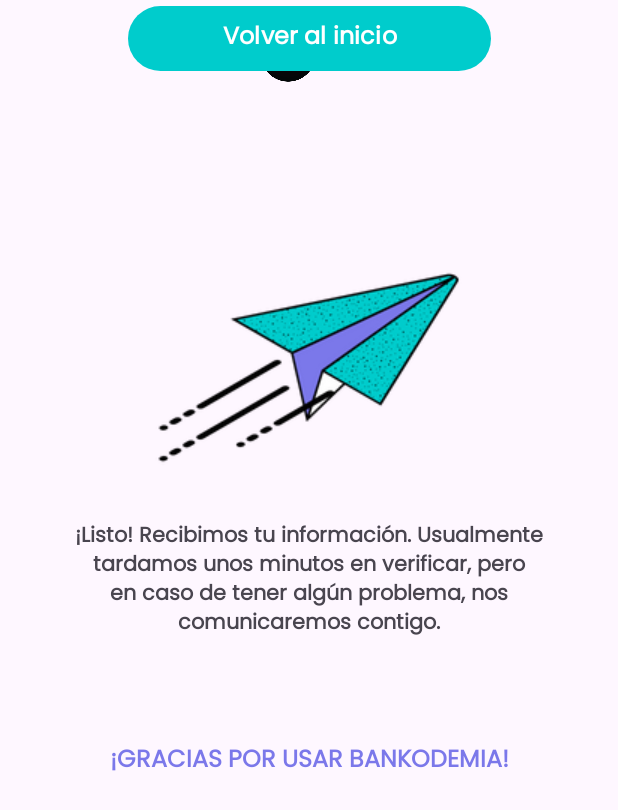
After one commit to OctavioCuevas/BanKodemia, an Android app: the layout confirmacion_datos_envio.xml on its own in the app's theme, with its tools: preview values and no code run, on a phone screen of 412 x 824 dp. The commit adds this screen. Shown: the top 810 px of the screen. Run offline under Robolectric (Android 15) with nearby library versions, the phone set to English and light mode, and no system bars.

Commit message:
Se realizo layout confirmar datos y enviando datos

```diff
--- /dev/null
+++ b/app/src/main/res/layout/confirmacion_datos_envio.xml
@@ -0,0 +1,68 @@
+<?xml version="1.0" encoding="utf-8"?>
+<androidx.constraintlayout.widget.ConstraintLayout xmlns:android="http://schemas.android.com/apk/res/android"
+    xmlns:app="http://schemas.android.com/apk/res-auto"
+    xmlns:tools="http://schemas.android.com/tools"
+    android:layout_width="match_parent"
+    android:layout_height="match_parent">
+
+    <ImageView
+        android:id="@+id/imageView2"
+        android:layout_width="70dp"
+        android:layout_height="40dp"
+        android:layout_marginTop="16dp"
+        app:layout_constraintEnd_toEndOf="parent"
+        app:layout_constraintStart_toStartOf="parent"
+        app:layout_constraintTop_toTopOf="parent"
+        app:srcCompat="@drawable/bk" />
+
+    <ImageView
+        android:id="@+id/imageView3"
+        android:layout_width="wrap_content"
+        android:layout_height="wrap_content"
+        android:layout_marginTop="108dp"
+        app:layout_constraintEnd_toEndOf="parent"
+        app:layout_constraintHorizontal_bias="0.497"
+        app:layout_constraintStart_toStartOf="parent"
+        app:layout_constraintTop_toBottomOf="@+id/imageView2"
+        app:srcCompat="@drawable/fly" />
+
+    <TextView
+        android:id="@+id/textView"
+        android:layout_width="333dp"
+        android:layout_height="92dp"
+        android:layout_marginTop="20dp"
+        android:fontFamily="@font/poppins"
+        android:text="@string/texto_confirmación"
+        android:textAlignment="center"
+        android:textStyle="bold"
+        app:layout_constraintEnd_toEndOf="parent"
+        app:layout_constraintStart_toStartOf="parent"
+        app:layout_constraintTop_toBottomOf="@+id/imageView3" />
+
+    <TextView
+        android:id="@+id/textView7"
+        android:layout_width="267dp"
+        android:layout_height="24dp"
+        android:layout_marginTop="56dp"
+        android:fontFamily="@font/poppins"
+        android:text="@string/gracias_por_usar_bankodemia"
+        android:textAlignment="center"
+        android:textColor="#7B78EA"
+        android:textSize="16sp"
+        android:textStyle="bold"
+        app:layout_constraintEnd_toEndOf="parent"
+        app:layout_constraintStart_toStartOf="parent"
+        app:layout_constraintTop_toBottomOf="@+id/textView" />
+
+    <Button
+        android:id="@+id/btn_vlover_inicio"
+        android:layout_width="242dp"
+        android:layout_height="51dp"
+        android:fontFamily="@font/poppins"
+        android:text="Volver al inicio"
+        android:textSize="16sp"
+        android:textStyle="bold"
+        app:layout_constraintEnd_toEndOf="parent"
+        app:layout_constraintStart_toStartOf="parent"
+        tools:layout_editor_absoluteY="627dp" />
+</androidx.constraintlayout.widget.ConstraintLayout>
--- a/app/src/main/res/values/strings.xml
+++ b/app/src/main/res/values/strings.xml
@@ -8,4 +8,7 @@
     <string name="btn_crear_contrasena">Crear Contraseña</string>
     <string name="bk_logo">bk_logo</string>
     <string name="hint_contrasena">Contraseña</string>
+    <string name="_enviando_tus_datos">Espera un momento, estamos enviando tus datos</string>
+    <string name="texto_confirmación">¡Listo! Recibimos tu información. Usualmente tardamos unos minutos en verificar, pero en caso de tener algún problema, nos comunicaremos contigo.</string>
+    <string name="gracias_por_usar_bankodemia">¡GRACIAS POR USAR BANKODEMIA!</string>
 </resources>
```
Also changed, not shown: app/src/main/res/layout/enviando_tusdatos.xml (added, +34 -0 lines), app/src/main/res/drawable/fly.png (added).
